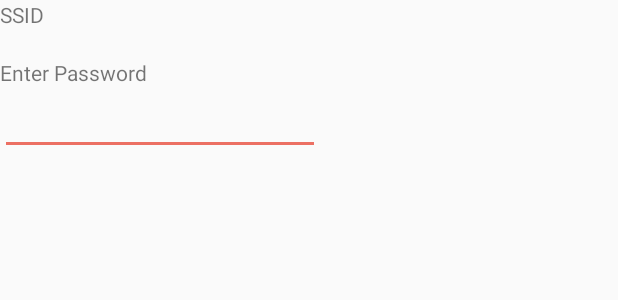
After one commit to maurobilotti/smappio, an Android app: the layout popup_wifi_connection.xml on its own in the app's theme, with its tools: preview values and no code run, on a phone screen of 412 x 824 dp. The commit adds this screen. Shown: the top 300 px of the screen. Run offline under Robolectric (Android 15) with nearby library versions, the phone set to English and light mode, and no system bars.

Commit message:
Popup al pulsar sobre una red wifi para conectarse

```diff
--- /dev/null
+++ b/SW/Smappio/app/src/main/res/layout/popup_wifi_connection.xml
@@ -0,0 +1,38 @@
+<?xml version="1.0" encoding="utf-8"?>
+<android.support.constraint.ConstraintLayout xmlns:android="http://schemas.android.com/apk/res/android"
+    xmlns:tools="http://schemas.android.com/tools"
+    android:layout_width="match_parent"
+    android:layout_height="match_parent">
+
+    <LinearLayout
+        android:layout_width="match_parent"
+        android:layout_height="match_parent"
+        android:orientation="vertical">
+        <TextView
+            android:id="@+id/textViewSSID"
+            android:layout_width="wrap_content"
+            android:layout_height="wrap_content"
+            android:text="SSID"
+            tools:layout_editor_absoluteX="35dp"
+            tools:layout_editor_absoluteY="0dp" />
+        <TextView
+            android:id="@+id/textViewSecurity"
+            android:layout_width="match_parent"
+            android:layout_height="wrap_content"
+            android:ems="10"
+            />
+        <TextView
+            android:id="@+id/textViewPassword"
+            android:layout_width="wrap_content"
+            android:layout_height="wrap_content"
+            android:text="Enter Password"
+            />
+        <EditText
+            android:id="@+id/editTextPassword"
+            android:layout_width="wrap_content"
+            android:layout_height="wrap_content"
+            android:ems="10"
+            />
+    </LinearLayout>
+
+</android.support.constraint.ConstraintLayout>
```
Also changed, not shown: SW/Smappio/app/src/main/java/ar/com/smappio/WifiActivity.java (+95 -24 lines).
